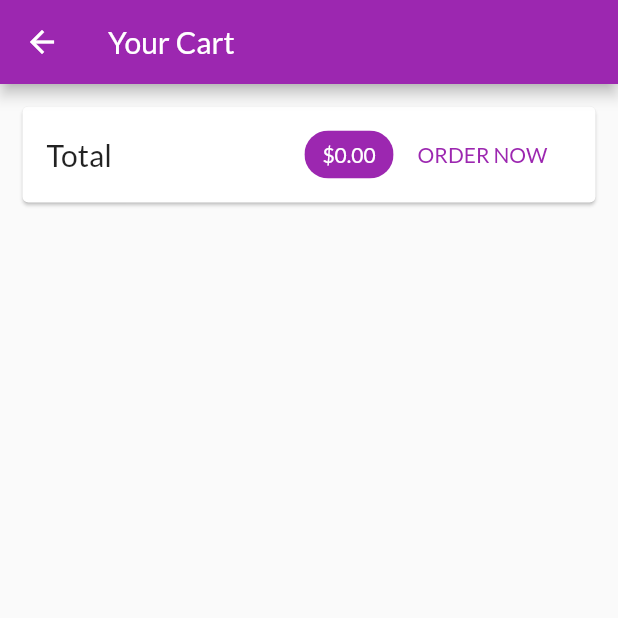
After one commit to Satx98/shop_app, a Flutter app: the CartScreen screen opened by its route, on a phone screen of 412 x 824 dp, the top half of it. The commit adds this screen. Run offline on Flutter 3.47's test engine with Material 2 defaults, Android fonts, the phone set to English and light mode, and no system bars; network calls fail.

Commit message:
Cart Screen & its provider setup

```diff
--- a/lib/main.dart
+++ b/lib/main.dart
@@ -3,6 +3,7 @@ import 'package:provider/provider.dart';
 
 import './screens/products_overview_screen.dart';
 import './screens/product_detail_screen.dart';
+import './screens/cart_screen.dart';
 import './providers/products.dart';
 import './providers/cart.dart';
 
@@ -33,6 +34,7 @@ class MyApp extends StatelessWidget {
         home: ProductsOverviewSreen(),
         routes: {
           ProductDetailScreen.routeName: (ctx) => ProductDetailScreen(),
+          CartScreen.routeName: (ctx) => CartScreen(),
         },
       ),
     );
--- a/lib/providers/cart.dart
+++ b/lib/providers/cart.dart
@@ -21,8 +21,20 @@ class Cart with ChangeNotifier {
     return {..._items};
   }
 
+  List<CartItem> get cartList {
+    return _items.values.toList();
+  }
+
   int get itemCount {
     return _items.length;
+  }
+
+  double get totalAmount {
+    var total = 0.0;
+    _items.forEach((key, cartItem) {
+      total += cartItem.quantity * cartItem.price;
+    });
+    return total;
   }
 
   void addItem(
--- /dev/null
+++ b/lib/screens/cart_screen.dart
@@ -0,0 +1,69 @@
+import 'package:flutter/material.dart';
+import 'package:provider/provider.dart';
+
+import '../providers/cart.dart' show Cart;
+import '../widgets/cart_item.dart';
+
+class CartScreen extends StatelessWidget {
+  static const routeName = '/cart';
+
+  @override
+  Widget build(BuildContext context) {
+    final cart = Provider.of<Cart>(context);
+    return Scaffold(
+      appBar: AppBar(
+        title: Text('Your Cart'),
+      ),
+      body: Column(
+        children: [
+          Card(
+            margin: const EdgeInsets.all(15.0),
+            child: Padding(
+              padding: const EdgeInsets.symmetric(
+                vertical: 8.0,
+                horizontal: 16.0,
+              ),
+              child: Row(
+                children: [
+                  Text(
+                    'Total',
+                    style: TextStyle(
+                      fontSize: 20,
+                    ),
+                  ),
+                  Spacer(),
+                  Chip(
+                    label: Text(
+                      '\$${cart.totalAmount.toStringAsFixed(2)}',
+                      style: Theme.of(context).primaryTextTheme.bodyText1,
+                    ),
+                    backgroundColor: Theme.of(context).primaryColor,
+                  ),
+                  FlatButton(
+                    onPressed: () {},
+                    child: Text('ORDER NOW'),
+                    textColor: Theme.of(context).primaryColor,
+                  ),
+                ],
+              ),
+            ),
+          ),
+          SizedBox(
+            height: 10,
+          ),
+          Expanded(
+            child: ListView.builder(
+              itemBuilder: (ctx, i) => CartItem(
+                id: cart.cartList[i].id,
+                title: cart.cartList[i].title,
+                quantity: cart.cartList[i].quantity,
+                price: cart.cartList[i].price,
+              ),
+              itemCount: cart.itemCount,
+            ),
+          ),
+        ],
+      ),
+    );
+  }
+}
--- a/lib/screens/products_overview_screen.dart
+++ b/lib/screens/products_overview_screen.dart
@@ -4,6 +4,7 @@ import 'package:provider/provider.dart';
 import '../widgets/products_grid.dart';
 import '../widgets/badge.dart';
 import '../providers/cart.dart';
+import './cart_screen.dart';
 
 enum FilterOptions {
   Favorites,
@@ -53,7 +54,8 @@ class _ProductsOverviewSreenState extends State<ProductsOverviewSreen> {
             ),
             child: IconButton(
               icon: Icon(Icons.shopping_cart),
-              onPressed: () {},
+              onPressed: () =>
+                  Navigator.of(context).pushNamed(CartScreen.routeName),
             ),
           ),
         ],
```
Also changed, not shown: lib/widgets/cart_item.dart (added, +42 -0 lines).
